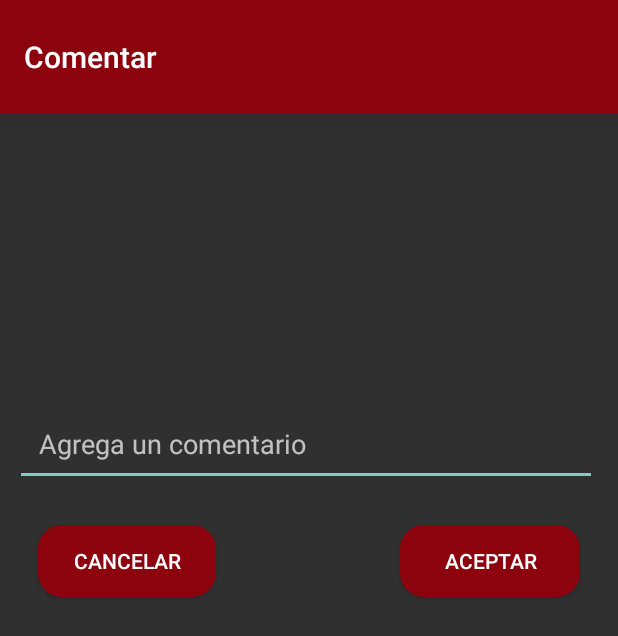
After one commit to nestor2502/AndroidApp, an Android app: the layout add_comment.xml on its own in the app's theme, with its tools: preview values and no code run, on a phone screen of 412 x 824 dp. The commit adds this screen. Shown: the top 636 px of the screen. Run offline under Robolectric (Android 15) with nearby library versions, the phone set to English and light mode, and no system bars; network calls fail.

Commit message:
comentar casi completo

```diff
--- a/Lomitos/app/src/main/res/drawable/button_rounded.xml
+++ b/Lomitos/app/src/main/res/drawable/button_rounded.xml
@@ -1,5 +1,5 @@
 <?xml version="1.0" encoding="utf-8"?>
 <shape xmlns:android="http://schemas.android.com/apk/res/android">
     <corners android:radius="16dp"/>
-    <solid android:color="@color/colorPrimary"/>
+    <solid android:color="#8c030e"/>
 </shape>
--- /dev/null
+++ b/Lomitos/app/src/main/res/layout/add_comment.xml
@@ -0,0 +1,63 @@
+<?xml version="1.0" encoding="utf-8"?>
+<RelativeLayout xmlns:android="http://schemas.android.com/apk/res/android"
+    xmlns:app="http://schemas.android.com/apk/res-auto"
+    android:layout_width="match_parent"
+    android:layout_height="match_parent"
+    >
+
+    <androidx.appcompat.widget.Toolbar
+        android:id="@+id/bar"
+        android:layout_width="match_parent"
+        android:layout_height="75dp"
+        android:background="#8c030e"
+        android:elevation="10dp"
+        android:minHeight="?attr/actionBarSize"
+        app:layout_constraintStart_toStartOf="parent"
+        app:layout_constraintTop_toTopOf="parent"
+        app:titleTextColor="@android:color/white"
+        app:title="@string/Comenta"
+        >
+
+    </androidx.appcompat.widget.Toolbar>
+
+    <EditText
+        android:id="@+id/comentario"
+        android:layout_width="wrap_content"
+        android:layout_height="53dp"
+        android:layout_below="@+id/toolbar"
+        android:layout_alignParentStart="true"
+        android:layout_alignParentEnd="true"
+        android:layout_alignParentBottom="true"
+        android:layout_marginStart="10dp"
+        android:layout_marginTop="30dp"
+        android:layout_marginEnd="14dp"
+        android:layout_marginBottom="500dp"
+        android:hint="@string/Comentario"
+        android:padding="16dp" />
+
+    <Button
+        android:id="@+id/aceptar"
+        android:layout_width="120dp"
+
+        android:layout_height="wrap_content"
+        android:layout_alignParentEnd="true"
+        android:layout_alignParentBottom="true"
+        android:layout_marginEnd="25dp"
+        android:layout_marginBottom="426dp"
+        android:background="@drawable/button_rounded"
+        android:text="ACEPTAR" />
+
+    <Button
+        android:id="@+id/cancelar"
+        android:layout_width="120dp"
+        android:layout_height="wrap_content"
+        android:layout_alignParentStart="true"
+        android:layout_alignParentEnd="true"
+        android:layout_alignParentBottom="true"
+        android:layout_marginStart="25dp"
+        android:layout_marginEnd="268dp"
+        android:layout_marginBottom="426dp"
+        android:background="@drawable/button_rounded"
+        android:text="CANCELAR" />
+
+</RelativeLayout>
--- a/Lomitos/app/src/main/res/layout/post.xml
+++ b/Lomitos/app/src/main/res/layout/post.xml
@@ -38,7 +38,7 @@
             android:layout_width="wrap_content"
             android:layout_height="wrap_content"
             android:layout_below="@id/foto"
-            android:layout_marginStart="20dp"
+            android:layout_marginStart="25dp"
             android:layout_marginTop="0dp"
             android:textColor="#000000"
             android:textSize="15sp" />
@@ -51,6 +51,7 @@
             android:layout_alignParentTop="true"
             android:layout_marginStart="10dp"
             android:layout_marginTop="0dp"
+            android:layout_marginBottom="10dp"
             android:textColor="#000000"
             android:textSize="20sp" />
 
--- a/Lomitos/app/src/main/res/values/strings.xml
+++ b/Lomitos/app/src/main/res/values/strings.xml
@@ -2,4 +2,6 @@
     <string name="app_name">Loginactivity</string>
     <string name="button">Username</string>
     <string name="button2">Password</string>
+    <string name="Comenta">Comentar</string>
+    <string name="Comentario">Agrega un comentario</string>
 </resources>
```
Also changed, not shown: Lomitos/app/src/main/java/com/unam/lomitos/AdaptadorPost.kt (added, +85 -0 lines), Lomitos/app/src/main/java/com/unam/lomitos/Dialogo.kt (added, +38 -0 lines), Lomitos/app/src/main/java/com/unam/lomitos/feed.kt (+1 -80 lines), Lomitos/app/src/main/res/layout/activity_feed.xml (+0 -14 lines).
